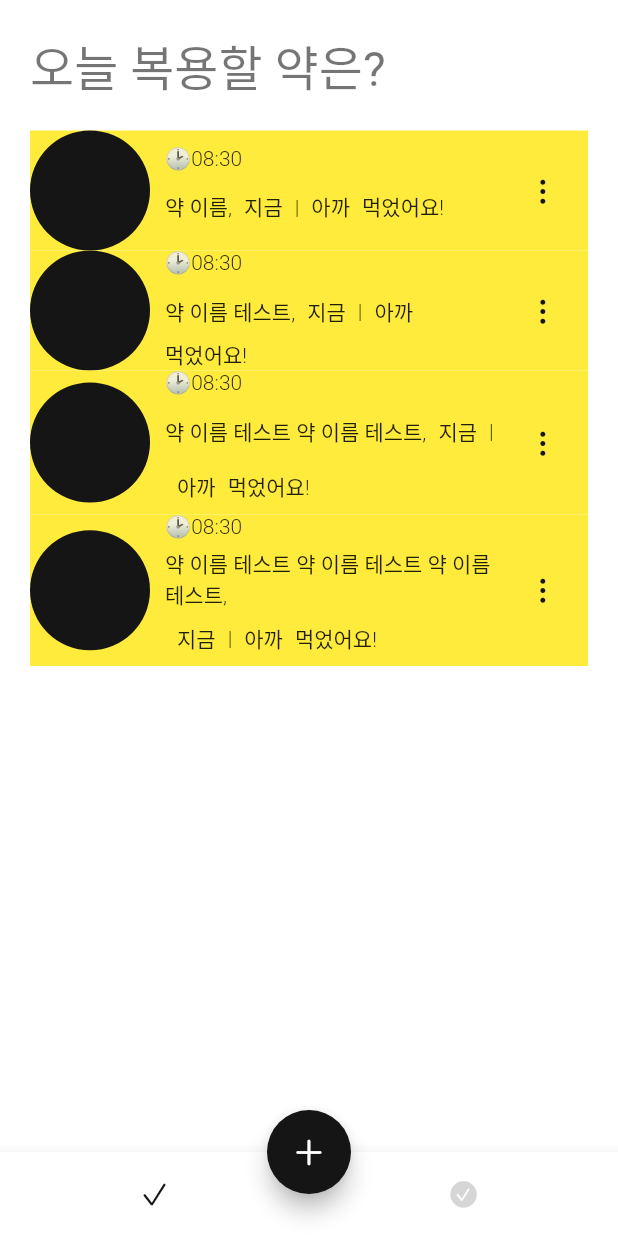
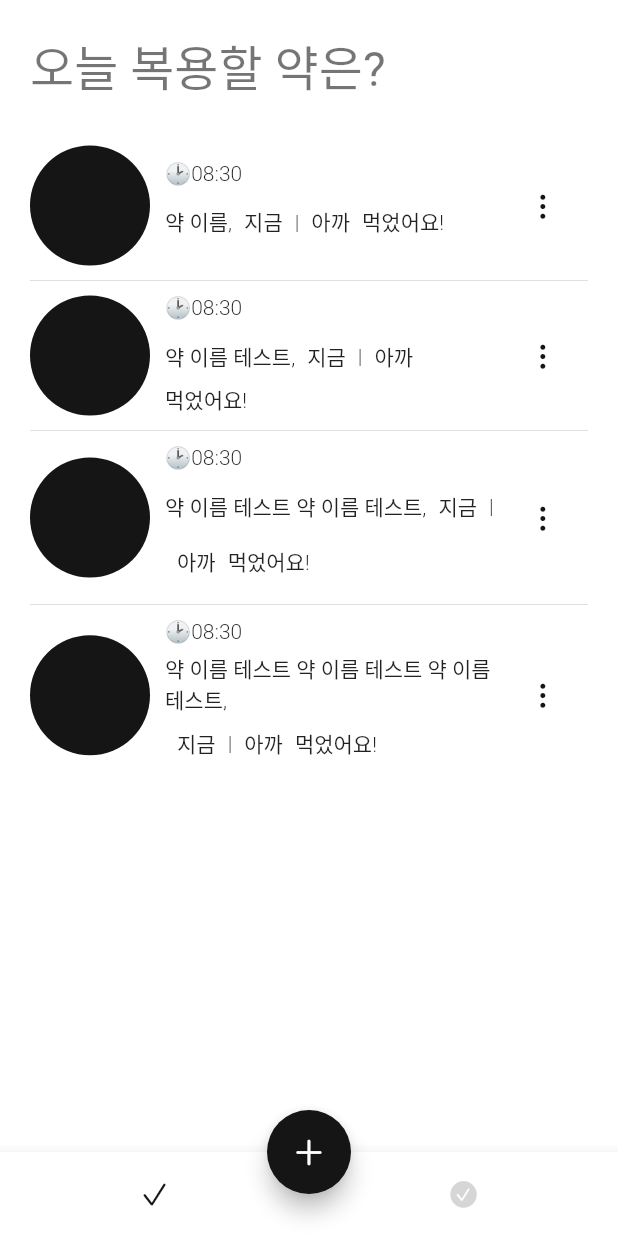
Before and after one commit to Juwon-Yun/Take-a-Pill, a Flutter app: the screen it shows after launch, on a phone screen of 412 x 824 dp. Run offline on Flutter 3.47's test engine with Material 2 defaults, Android fonts, the phone set to English and light mode, and no system bars; our stand-ins replace flutter_local_notifications, flutter_native_timezone, hive, hive_flutter, image_picker, permission_handler and 1 more; accounts and stored records are empty; Roboto replaces fonts that are missing (GmarketSansTTF).

Commit message:
feat: today Page simple ui

```diff
--- a/lib/pages/today/today_page.dart
+++ b/lib/pages/today/today_page.dart
@@ -31,12 +31,20 @@ class TodayPage extends StatelessWidget {
           //     // ListTile은 커스텀이 복잡해 직접 그린다.
           //     // ListTile(),
           // ],
-          child: ListView.builder(
+          child: ListView.separated(
+            padding: const EdgeInsets.symmetric(vertical: smallSpace),
             // scroll overflow 방지
             itemCount: list.length,
             itemBuilder: (context, idx){
               return MedicineListTile(name: list[idx]);
-            }),
+            },
+            // 구분할 위젯을 반복할수 있다.
+            separatorBuilder: (BuildContext context, int index) {
+              // return const SizedBox(height: regularSpace);
+              // 높이를 알아서 먹는다. 근데 20만큼 더 높여줌
+              return const Divider(height: regularSpace);
+            },
+          ),
         ),
       ],
     );
@@ -53,9 +61,7 @@ class MedicineListTile extends StatelessWidget {
   Widget build(BuildContext context) {
     final textStyle = Theme.of(context).textTheme.bodyText2;
 
-    return Container(
-      color: Colors.yellow,
-      child: Row(children: [
+    return Row(children: [
       CupertinoButton(padding: EdgeInsets.zero ,onPressed: (){},child: CircleAvatar(radius: 40,)),
       const SizedBox(width: smallSpace),
       // 스크롤 디테일
@@ -81,7 +87,6 @@ class MedicineListTile extends StatelessWidget {
         )),
       CupertinoButton(onPressed: (){} ,child: const Icon(CupertinoIcons.ellipsis_vertical)),
     ],
-      ),
     );
   }
 }
```
Lines whose indentation alone changed are shown as unchanged.
